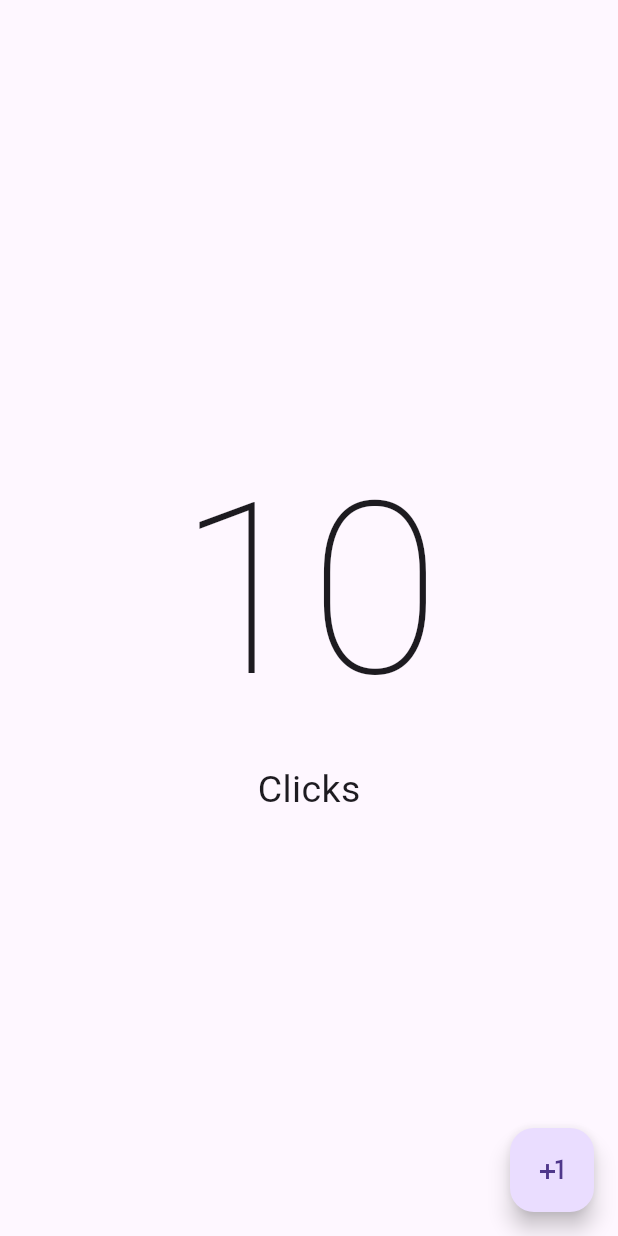
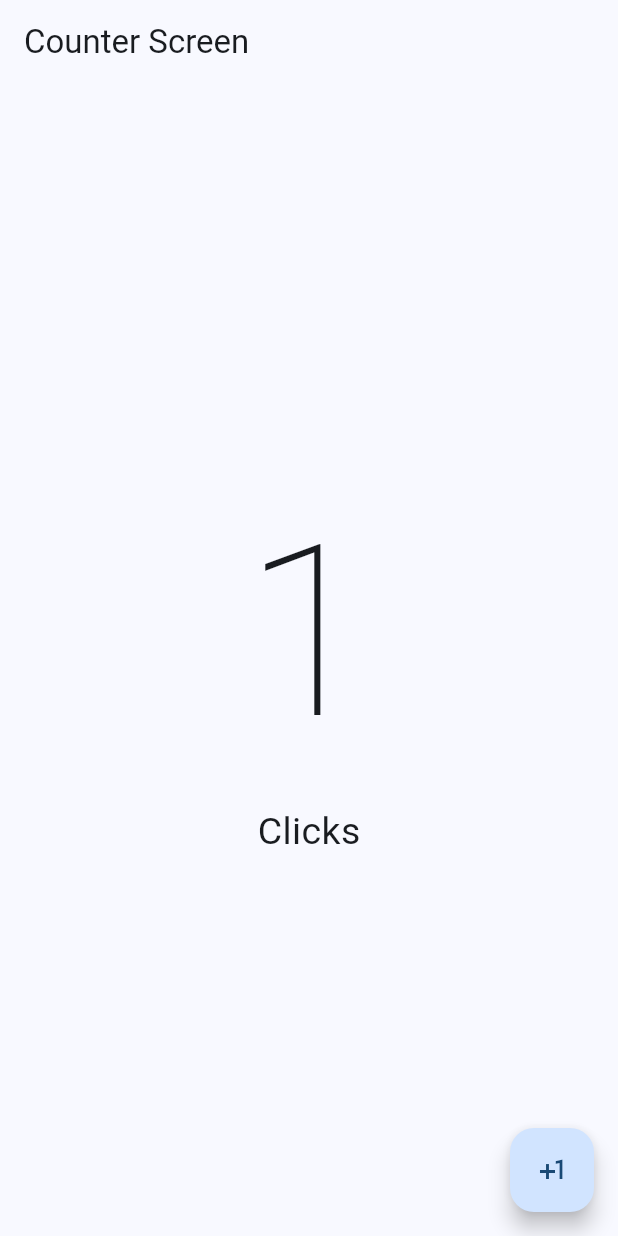
Before and after one commit to KevCristensen/FlutterCounter_Basic, a Flutter app: the screen it shows after launch, after a tap on the "plus one" icon, on a phone screen of 412 x 824 dp. Run offline on Flutter 3.47's test engine with Material 3 defaults, Android fonts, the phone set to English and light mode, and no system bars.

Commit message:
Funcionalidad boton +1 contador

```diff
--- a/lib/main.dart
+++ b/lib/main.dart
@@ -14,9 +14,14 @@ class MyApp extends StatelessWidget{
 
   @override
   Widget build(BuildContext context) {
-    return const MaterialApp(
+    return MaterialApp(
       debugShowCheckedModeBanner: false,
-      home: CounterScreen()
+      theme: ThemeData(
+        useMaterial3: true,
+        colorSchemeSeed: Colors.blue
+
+      ),
+      home: const CounterScreen()
     );
   }
 
--- a/lib/presentation/screens/counter/counter_screen.dart
+++ b/lib/presentation/screens/counter/counter_screen.dart
@@ -1,23 +1,36 @@
 import 'package:flutter/material.dart';
 
-class CounterScreen extends StatelessWidget {
+class CounterScreen extends StatefulWidget {
   const CounterScreen({super.key});
 
   @override
+  State<CounterScreen> createState() => _CounterScreenState();
+}
+
+class _CounterScreenState extends State<CounterScreen> {
+
+  int clickCounter = 0;
+  @override
   Widget build(BuildContext context) {
     return Scaffold(
-        body: const Center(
+      appBar: AppBar(
+        title: const Text('Counter Screen'),
+      ),
+        body: Center(
           child: Column(
             mainAxisAlignment: MainAxisAlignment.center,
             children: [
-              Text('10', style: TextStyle(fontSize: 160, fontWeight: FontWeight.w100),),
-              Text('Clicks', style: TextStyle(fontSize: 25,),),
+              Text('$clickCounter',
+              style: const TextStyle(fontSize: 160, fontWeight: FontWeight.w100),),
+              const Text('Clicks', style: TextStyle(fontSize: 25,),),
             ],
           ),
         ),
         floatingActionButton: FloatingActionButton(
           onPressed: () {
-
+            setState(() {
+              clickCounter++;
+            });
           },
           child: const Icon(Icons.plus_one),
         )
```
